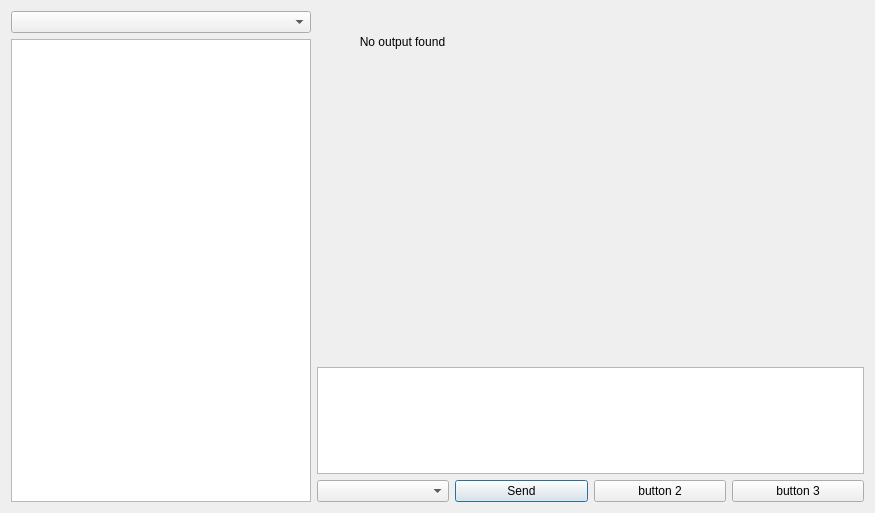
mri4all/console, file services/ui/forms/studyviewer.ui: the form before one commit.
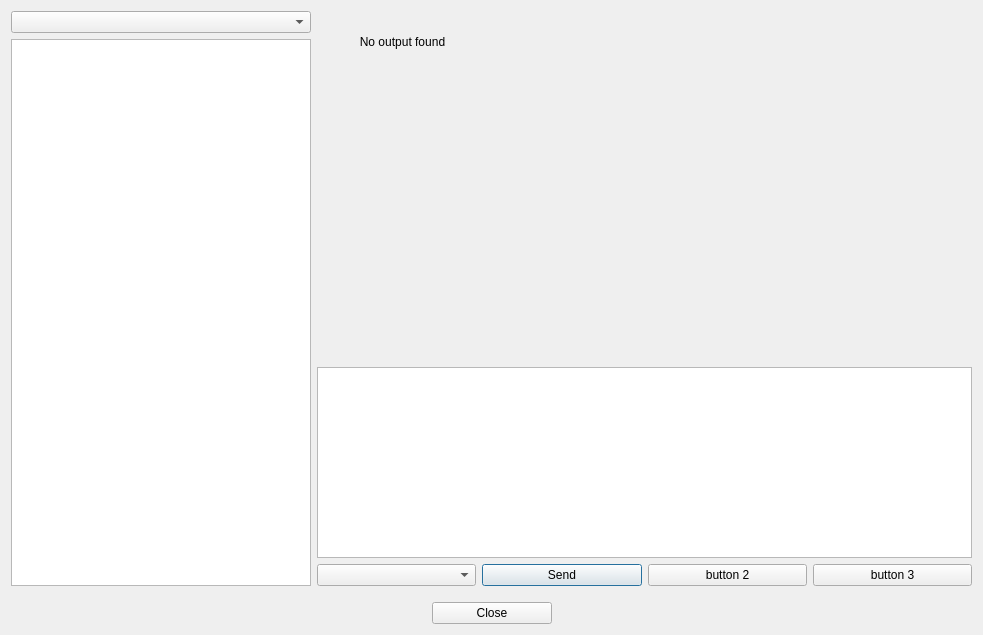
The form after the commit.

Diff of the .ui file:
```diff
--- a/services/ui/forms/studyviewer.ui
+++ b/services/ui/forms/studyviewer.ui
@@ -6,14 +6,14 @@
    <rect>
     <x>0</x>
     <y>0</y>
-    <width>875</width>
-    <height>513</height>
+    <width>983</width>
+    <height>635</height>
    </rect>
   </property>
   <property name="windowTitle">
    <string>Dialog</string>
   </property>
-  <layout class="QHBoxLayout" name="horizontalLayout_3">
+  <layout class="QVBoxLayout" name="verticalLayout_3">
    <item>
     <layout class="QHBoxLayout" name="horizontalLayout" stretch="0,1">
      <item>
@@ -130,6 +130,65 @@
      </item>
     </layout>
    </item>
+   <item>
+    <spacer name="verticalSpacer">
+     <property name="orientation">
+      <enum>Qt::Vertical</enum>
+     </property>
+     <property name="sizeType">
+      <enum>QSizePolicy::MinimumExpanding</enum>
+     </property>
+     <property name="sizeHint" stdset="0">
+      <size>
+       <width>20</width>
+       <height>10</height>
+      </size>
+     </property>
+    </spacer>
+   </item>
+   <item>
+    <layout class="QHBoxLayout" name="horizontalLayout_3">
+     <item>
+      <spacer name="horizontalSpacer">
+       <property name="orientation">
+        <enum>Qt::Horizontal</enum>
+       </property>
+       <property name="sizeHint" stdset="0">
+        <size>
+         <width>40</width>
+         <height>20</height>
+        </size>
+       </property>
+      </spacer>
+     </item>
+     <item>
+      <widget class="QPushButton" name="closeButton">
+       <property name="minimumSize">
+        <size>
+         <width>120</width>
+         <height>0</height>
+        </size>
+       </property>
+       <property name="text">
+        <string>Close</string>
+       </property>
+      </widget>
+     </item>
+     <item>
+      <spacer name="horizontalSpacer_2">
+       <property name="orientation">
+        <enum>Qt::Horizontal</enum>
+       </property>
+       <property name="sizeHint" stdset="0">
+        <size>
+         <width>40</width>
+         <height>20</height>
+        </size>
+       </property>
+      </spacer>
+     </item>
+    </layout>
+   </item>
   </layout>
  </widget>
  <resources/>
```
Left out of the diff: 2 changed lines with no effect on the pictures.
